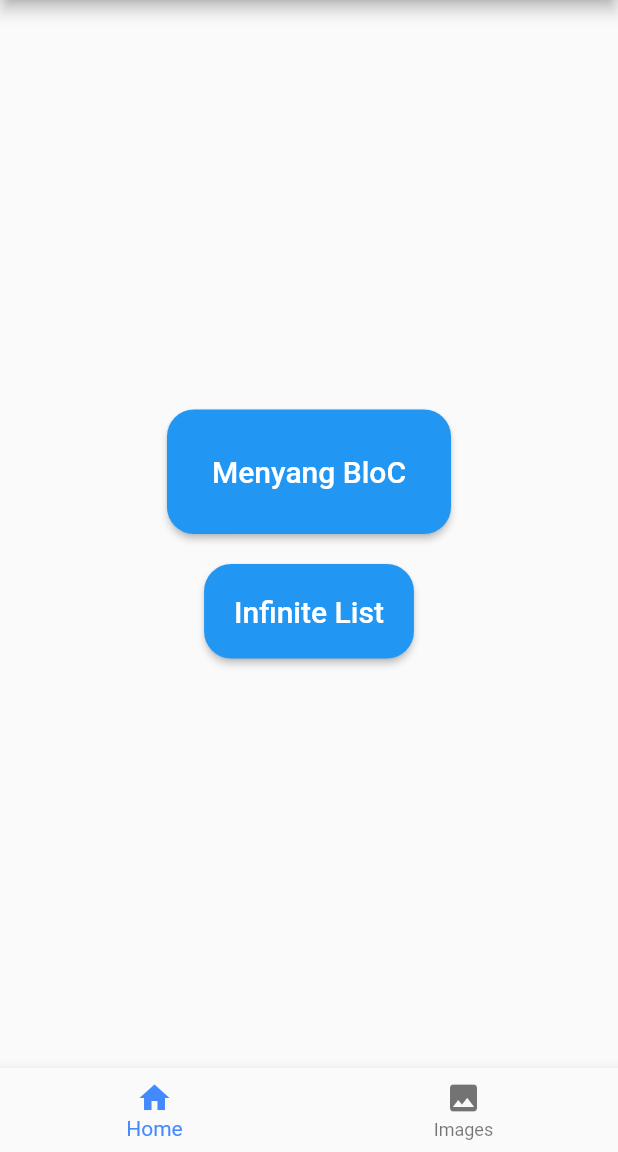
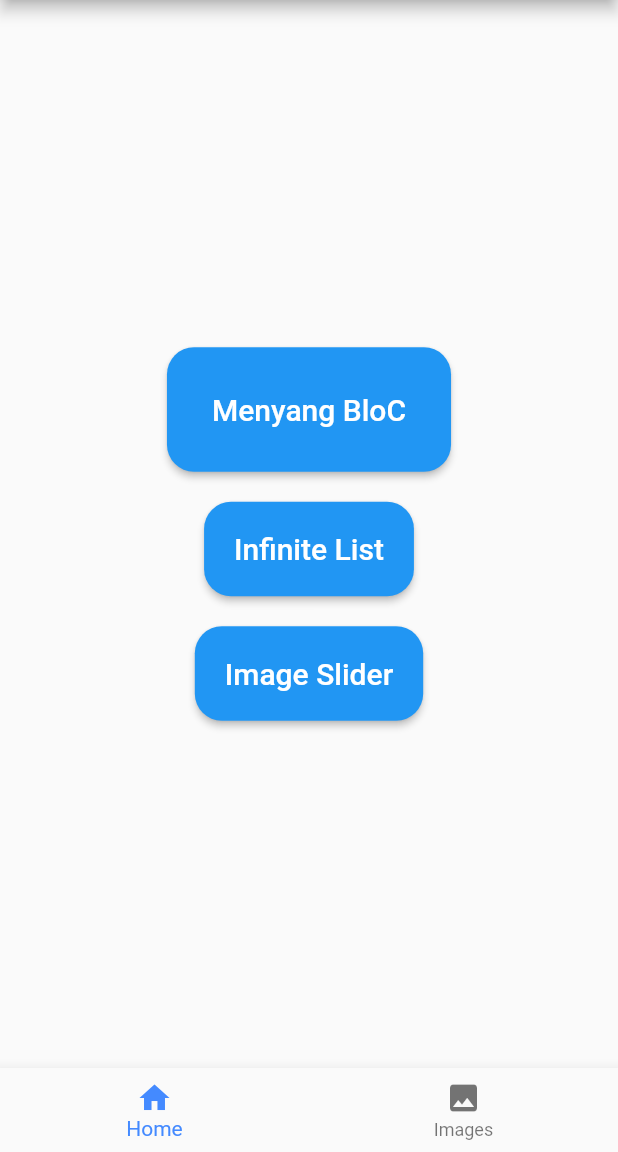
Before and after one commit to zakyarifudin/flutter_first, a Flutter app: the screen it shows after launch, on a phone screen of 412 x 824 dp, the part 84-1236 px from its top. Run offline on Flutter 3.47's test engine with Material 2 defaults, Android fonts, the phone set to English and light mode, and no system bars; our stand-ins replace bloc, carousel_slider, equatable, firebase_messaging, flutter_bloc, photo_view and 3 more; accounts and stored records are empty.

Commit message:
Image Slider

```diff
--- a/lib/Screen/Home/index.dart
+++ b/lib/Screen/Home/index.dart
@@ -156,6 +156,27 @@ class Home extends StatelessWidget {
             ),
           ),
         ),
+        Container(
+          margin: EdgeInsets.only(top: 20),
+          child: RaisedButton(
+            onPressed: () {
+              Navigator.of(context).pushNamed('/image-slider');
+            },
+            shape: RoundedRectangleBorder(
+              borderRadius: BorderRadius.circular(18.0),
+            ),
+            textColor: Colors.white,
+            color: Colors.blue,
+            padding: EdgeInsets.all(10),
+            child: Container(
+              padding: EdgeInsets.all(10.0),
+              child: Text(
+                'Image Slider',
+                style: TextStyle(fontSize: 20)
+              ),
+            ),
+          ),
+        ),
       ],
     );
   }
--- a/lib/Screen/SplashScreen/index.dart
+++ b/lib/Screen/SplashScreen/index.dart
@@ -25,7 +25,7 @@ class _MySplashScreen extends State<MySplashScreen> {
       styleTextUnderTheLoader: TextStyle(),
       photoSize: 100.0,
       onClick: ()=>print("Flutter Indonesia"),
-      loaderColor: Colors.blue,
+      loaderColor: Colors.white,
       loadingText: Text('FROM ZAKY',
           style: TextStyle(
           fontWeight: FontWeight.bold,
--- a/lib/routes.dart
+++ b/lib/routes.dart
@@ -1,6 +1,7 @@
 import 'package:flutter/material.dart';
 import 'package:flutter_first/Screen/Home/HomeBloc.dart';
 import 'package:flutter_first/Screen/Home/index.dart';
+import 'package:flutter_first/Screen/ImageSlider/index.dart';
 import 'package:flutter_first/Screen/InfiniteList/index.dart';
 import 'package:flutter_first/Screen/InfiniteList/detail.dart';
 
@@ -18,6 +19,8 @@ class RouteGenerator {
         return PageAnimation(screen: InfiniteList());
       case '/post-detail':
         return PageAnimation(screen: PostDetail(id: args['id']));
+      case '/image-slider':
+        return PageAnimation(screen: ImageSlider());
       default:
         return MaterialPageRoute(
             builder: (_) => Scaffold(
--- a/pubspec.yaml
+++ b/pubspec.yaml
@@ -27,6 +27,7 @@ dependencies:
   photo_view: ^0.9.0
   splashscreen:
   shimmer: ^1.0.1
+  carousel_slider: ^1.4.0
 
   # The following adds the Cupertino Icons font to your application.
   # Use with the CupertinoIcons class for iOS style icons.
```
Also changed, not shown: lib/Screen/ImageSlider/index.dart (added, +99 -0 lines), pubspec.lock.
